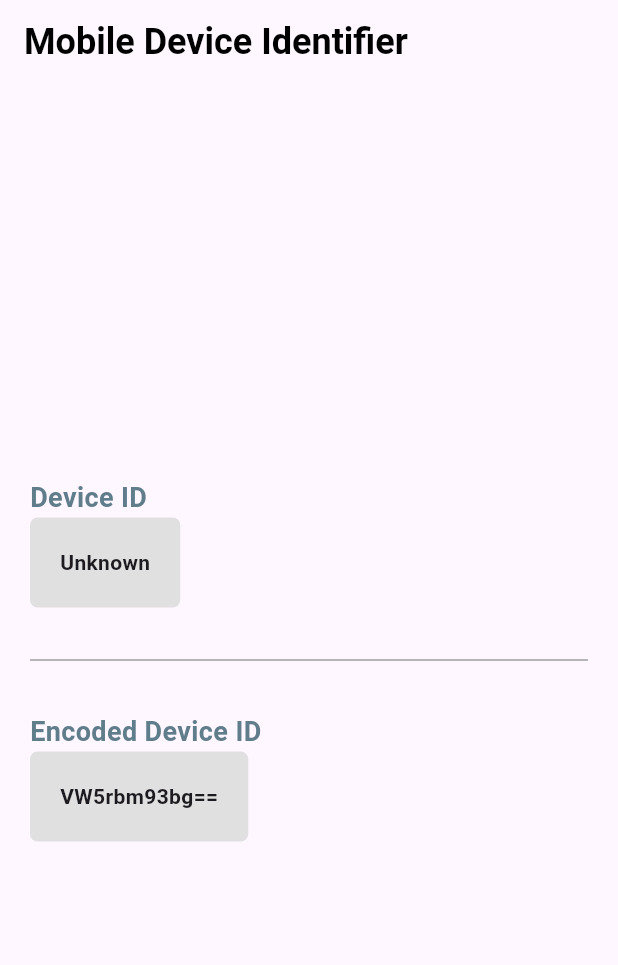
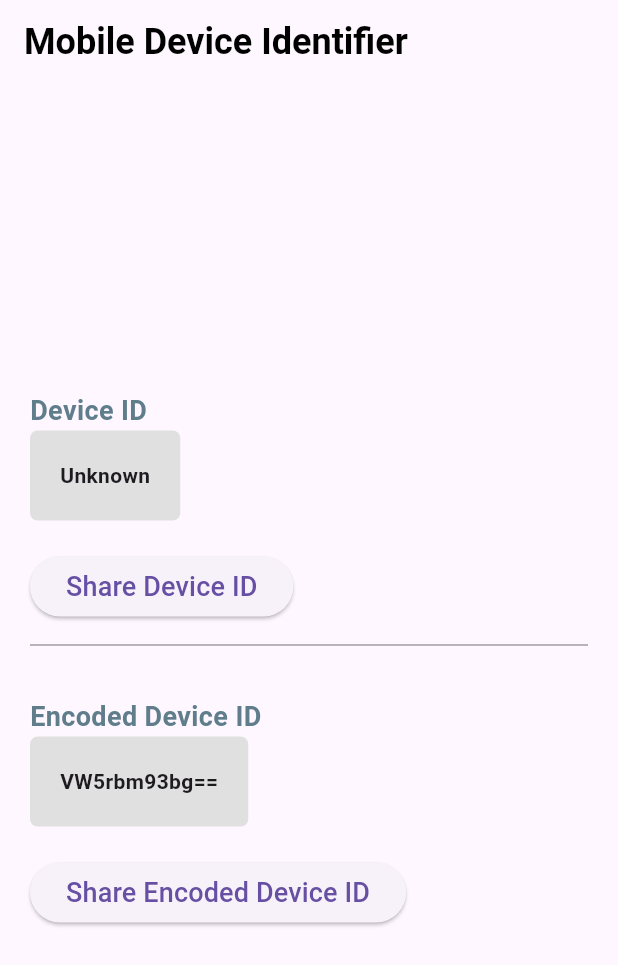
Before and after one commit to erolsarica/device_id_creator, a Flutter app: the screen it shows after launch, on a phone screen of 412 x 824 dp. Shown: the top 965 px of the screen. Run offline on Flutter 3.47's test engine with Material 3 defaults, Android fonts, the phone set to English and light mode, and no system bars; missing offline and left inert: mobile_device_identifier.

Commit message:
Add share_plus plugin and share button

```diff
--- a/lib/main.dart
+++ b/lib/main.dart
@@ -1,5 +1,6 @@
 import 'dart:convert';
 
+import 'package:device_id_creator/share_button.dart';
 import 'package:flutter/material.dart';
 import 'dart:async';
 
@@ -77,6 +78,7 @@ class _MyAppState extends State<MyApp> {
                   const SizedBox(
                     height: 20,
                   ),
+                  shareButton('Share Device ID', () => null),
                   const Divider(height: 30, color: Colors.grey),
                   const SizedBox(
                     height: 20,
@@ -93,9 +95,13 @@ class _MyAppState extends State<MyApp> {
                         borderRadius: const BorderRadius.all(Radius.circular(5)),
                         color: Colors.grey[300],
                       ),
-                      child: Text(encoded, style: const TextStyle(fontSize: 14, fontWeight: FontWeight.bold)),
+                      child: Text(encoded, style: const TextStyle(fontSize: 14, fontWeight: FontWeight.bold),),
                     );
-                  })
+                  },),
+                  const SizedBox(
+                    height: 20,
+                  ),
+                  shareButton('Share Encoded Device ID', () => null),
                 ],
               )),
         ),
```
Also changed, not shown: 1 other file.
